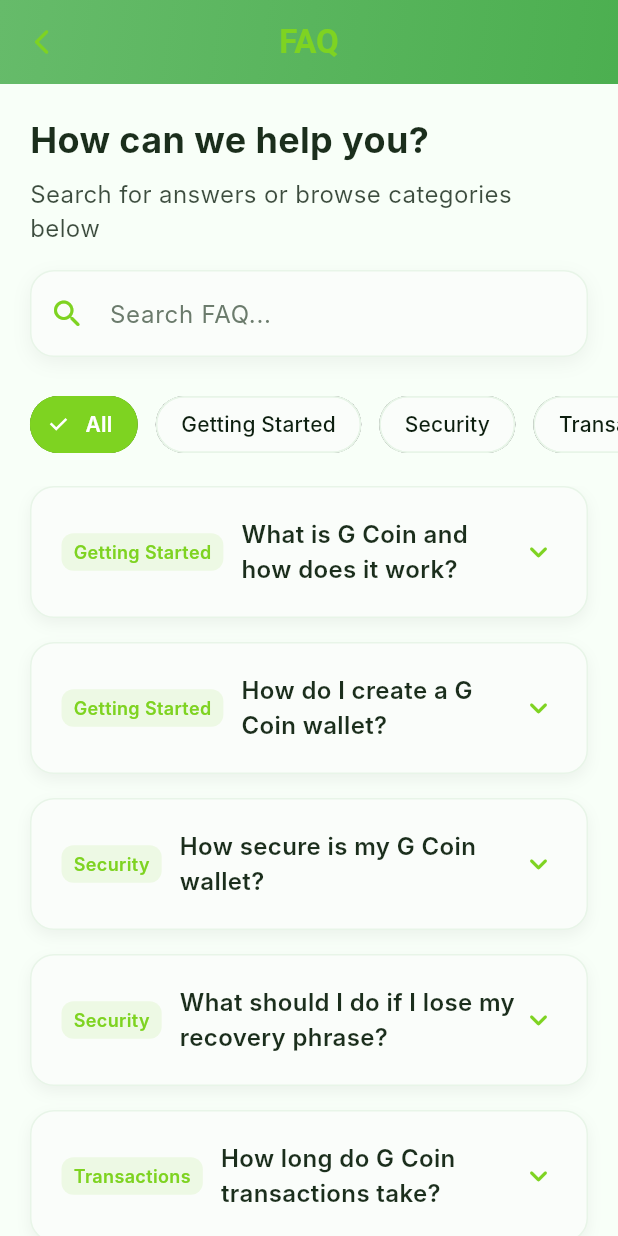
After one commit to ahmadtechdev/gnetwork, a Flutter app: the FAQPage screen opened directly, on a phone screen of 412 x 824 dp. The commit adds this screen. Run offline on Flutter 3.47's test engine with Material 3 defaults, Android fonts, the phone set to English and light mode, and no system bars; our stand-ins replace get, shared_preferences; accounts and stored records are empty; Roboto replaces fonts that are missing (Inter, Lora).

Commit message:
add faq page

```diff
--- /dev/null
+++ b/lib/screens/drawer/faq.dart
@@ -0,0 +1,543 @@
+import 'package:flutter/material.dart';
+import 'package:gcoin/utils/app_colors.dart';
+import 'package:get/get.dart';
+
+// Assuming you have your MyColor class imported
+// import 'package:gcoin/theme_controller.dart';
+
+class FAQPage extends StatefulWidget {
+  const FAQPage({Key? key}) : super(key: key);
+
+  @override
+  State<FAQPage> createState() => _FAQPageState();
+}
+
+class _FAQPageState extends State<FAQPage> with TickerProviderStateMixin {
+  late TextEditingController _searchController;
+  late AnimationController _animationController;
+  late Animation<double> _fadeAnimation;
+
+  List<FAQItem> _allFAQs = [];
+  List<FAQItem> _filteredFAQs = [];
+  Set<int> _expandedItems = {};
+
+  @override
+  void initState() {
+    super.initState();
+    _searchController = TextEditingController();
+    _animationController = AnimationController(
+      duration: const Duration(milliseconds: 800),
+      vsync: this,
+    );
+    _fadeAnimation = Tween<double>(begin: 0.0, end: 1.0).animate(
+      CurvedAnimation(parent: _animationController, curve: Curves.easeInOut),
+    );
+
+    _initializeFAQs();
+    _filteredFAQs = _allFAQs;
+    _animationController.forward();
+  }
+
+  @override
+  void dispose() {
+    _searchController.dispose();
+    _animationController.dispose();
+    super.dispose();
+  }
+
+  void _initializeFAQs() {
+    _allFAQs = [
+      FAQItem(
+        category: "Getting Started",
+        question: "What is G Coin and how does it work?",
+        answer: "G Coin is a revolutionary cryptocurrency platform that provides secure, fast, and low-cost digital transactions. Built on advanced blockchain technology, G Coin offers instant peer-to-peer transfers, smart contract capabilities, and a user-friendly mobile wallet experience.",
+      ),
+      FAQItem(
+        category: "Getting Started",
+        question: "How do I create a G Coin wallet?",
+        answer: "Creating a G Coin wallet is simple! Download our mobile app, tap 'Create New Wallet', securely store your recovery phrase, set up biometric authentication, and verify your email. Your wallet will be ready to use immediately with industry-leading security features.",
+      ),
+      FAQItem(
+        category: "Security",
+        question: "How secure is my G Coin wallet?",
+        answer: "Your G Coin wallet uses military-grade encryption, multi-signature authentication, and biometric security. We employ cold storage for the majority of funds, regular security audits, and advanced fraud detection systems to keep your assets safe.",
+      ),
+      FAQItem(
+        category: "Security",
+        question: "What should I do if I lose my recovery phrase?",
+        answer: "Your recovery phrase is the only way to restore your wallet. If lost, we cannot recover your funds as we don't store your private keys. Always write down your recovery phrase, store it in multiple secure locations, and never share it with anyone.",
+      ),
+      FAQItem(
+        category: "Transactions",
+        question: "How long do G Coin transactions take?",
+        answer: "G Coin transactions are lightning fast! Most transfers complete within 3-5 seconds on our network. Cross-chain transactions may take 1-2 minutes depending on network congestion and the destination blockchain.",
+      ),
+      FAQItem(
+        category: "Transactions",
+        question: "What are the transaction fees?",
+        answer: "G Coin offers some of the lowest fees in the crypto space. Standard transactions cost less than \$0.01, while complex smart contract interactions typically cost under \$0.10. We believe in accessible crypto for everyone.",
+      ),
+      FAQItem(
+        category: "Trading",
+        question: "Can I trade G Coin on exchanges?",
+        answer: "Yes! G Coin is listed on major cryptocurrency exchanges including Binance, Coinbase, Kraken, and KuCoin. You can also trade directly within our app using our built-in DEX aggregator for the best rates.",
+      ),
+      FAQItem(
+        category: "Trading",
+        question: "How do I buy G Coin with fiat currency?",
+        answer: "You can purchase G Coin directly in our app using credit/debit cards, bank transfers, or popular payment methods like PayPal and Apple Pay. We support over 50 fiat currencies with competitive rates and instant processing.",
+      ),
+      FAQItem(
+        category: "Support",
+        question: "How can I contact customer support?",
+        answer: "Our support team is available 24/7 through multiple channels: in-app chat support, email at support@gcoin.app, or phone at +1-800-GCOIN-24. We typically respond to inquiries within 30 minutes during business hours.",
+      ),
+      FAQItem(
+        category: "Advanced",
+        question: "Does G Coin support DeFi protocols?",
+        answer: "Absolutely! G Coin is fully compatible with major DeFi protocols. You can stake, provide liquidity, participate in yield farming, and access lending platforms directly through our integrated DeFi hub with optimized gas fees.",
+      ),
+    ];
+  }
+
+  void _filterFAQs(String query) {
+    setState(() {
+      if (query.isEmpty) {
+        _filteredFAQs = _allFAQs;
+      } else {
+        _filteredFAQs = _allFAQs.where((faq) =>
+          faq.question.toLowerCase().contains(query.toLowerCase()) ||
+          faq.answer.toLowerCase().contains(query.toLowerCase()) ||
+          faq.category.toLowerCase().contains(query.toLowerCase())
+        ).toList();
+      }
+    });
+  }
+
+  void _toggleExpansion(int index) {
+    setState(() {
+      if (_expandedItems.contains(index)) {
+        _expandedItems.remove(index);
+      } else {
+        _expandedItems.add(index);
+      }
+    });
+  }
+
+  @override
+  Widget build(BuildContext context) {
+    return Scaffold(
+      backgroundColor: MyColor.getScreenBgColor(),
+      appBar: _buildAppBar(),
+      body: FadeTransition(
+        opacity: _fadeAnimation,
+        child: Column(
+          children: [
+            _buildSearchSection(),
+            _buildCategoriesFilter(),
+            Expanded(child: _buildFAQList()),
+          ],
+        ),
+      ),
+    );
+  }
+
+  PreferredSizeWidget _buildAppBar() {
+    return AppBar(
+      backgroundColor: MyColor.getAppbarBgColor(),
+      elevation: 0,
+      leading: IconButton(
+        icon: Icon(
+          Icons.arrow_back_ios_rounded,
+          color: MyColor.getAppbarTitleColor(),
+        ),
+        onPressed: () => Navigator.pop(context),
+      ),
+      title: Text(
+        'FAQ',
+        style: TextStyle(
+          color: MyColor.getAppbarTitleColor(),
+          fontSize: 22,
+          fontWeight: FontWeight.bold,
+        ),
+      ),
+      centerTitle: true,
+      flexibleSpace: Container(
+        decoration: BoxDecoration(
+          gradient: MyColor.getGCoinPrimaryGradient(),
+        ),
+      ),
+    );
+  }
+
+  Widget _buildSearchSection() {
+    return Container(
+      margin: const EdgeInsets.all(20),
+      child: Column(
+        crossAxisAlignment: CrossAxisAlignment.start,
+        children: [
+          Text(
+            'How can we help you?',
+            style: TextStyle(
+              color: MyColor.getHeadingTextColor(),
+              fontSize: 24,
+              fontWeight: FontWeight.bold,
+            ),
+          ),
+          const SizedBox(height: 8),
+          Text(
+            'Search for answers or browse categories below',
+            style: TextStyle(
+              color: MyColor.getSecondaryTextColor(),
+              fontSize: 16,
+            ),
+          ),
+          const SizedBox(height: 16),
+          Container(
+            decoration: BoxDecoration(
+              color: MyColor.getGCoinCardColor(),
+              borderRadius: BorderRadius.circular(16),
+              border: Border.all(
+                color: MyColor.getGCoinDividerColor(),
+                width: 1,
+              ),
+              boxShadow: [
+                BoxShadow(
+                  color: MyColor.getGCoinShadowColor(),
+                  blurRadius: 10,
+                  offset: const Offset(0, 4),
+                ),
+              ],
+            ),
+            child: TextField(
+              controller: _searchController,
+              onChanged: _filterFAQs,
+              style: TextStyle(color: MyColor.getTextColor()),
+              decoration: InputDecoration(
+                hintText: 'Search FAQ...',
+                hintStyle: TextStyle(color: MyColor.getTextFieldHintColor()),
+                prefixIcon: Icon(
+                  Icons.search_rounded,
+                  color: MyColor.getGCoinPrimaryColor(),
+                ),
+                suffixIcon: _searchController.text.isNotEmpty
+                    ? IconButton(
+                        icon: Icon(
+                          Icons.clear_rounded,
+                          color: MyColor.getTextFieldHintColor(),
+                        ),
+                        onPressed: () {
+                          _searchController.clear();
+                          _filterFAQs('');
+                        },
+                      )
+                    : null,
+                border: InputBorder.none,
+                contentPadding: const EdgeInsets.symmetric(
+                  horizontal: 20,
+                  vertical: 16,
+                ),
+              ),
+            ),
+          ),
+        ],
+      ),
+    );
+  }
+
+  Widget _buildCategoriesFilter() {
+    final categories = _allFAQs.map((faq) => faq.category).toSet().toList();
+
+    return Container(
+      height: 50,
+      margin: const EdgeInsets.only(bottom: 16),
+      child: ListView.builder(
+        scrollDirection: Axis.horizontal,
+        padding: const EdgeInsets.symmetric(horizontal: 20),
+        itemCount: categories.length + 1,
+        itemBuilder: (context, index) {
+          if (index == 0) {
+            return _buildCategoryChip('All', true);
+          }
+          return _buildCategoryChip(categories[index - 1], false);
+        },
+      ),
+    );
+  }
+
+  Widget _buildCategoryChip(String category, bool isSelected) {
+    return Container(
+      margin: const EdgeInsets.only(right: 12),
+      child: FilterChip(
+        label: Text(
+          category,
+          style: TextStyle(
+            color: isSelected
+                ? MyColor.colorWhite
+                : MyColor.getTextColor(),
+            fontWeight: isSelected ? FontWeight.w600 : FontWeight.w500,
+          ),
+        ),
+        selected: isSelected,
+        onSelected: (selected) {
+          // Handle category filtering
+        },
+        backgroundColor: MyColor.getGCoinCardColor(),
+        selectedColor: MyColor.getGCoinPrimaryColor(),
+        checkmarkColor: MyColor.colorWhite,
+        side: BorderSide(
+          color: isSelected
+              ? MyColor.getGCoinPrimaryColor()
+              : MyColor.getGCoinDividerColor(),
+        ),
+        shape: RoundedRectangleBorder(
+          borderRadius: BorderRadius.circular(20),
+        ),
+      ),
+    );
+  }
+
+  Widget _buildFAQList() {
+    if (_filteredFAQs.isEmpty) {
+      return _buildEmptyState();
+    }
+
+    return ListView.builder(
+      padding: const EdgeInsets.symmetric(horizontal: 20),
+      itemCount: _filteredFAQs.length,
+      itemBuilder: (context, index) {
+        return _buildFAQItem(_filteredFAQs[index], index);
+      },
+    );
+  }
+
+  Widget _buildFAQItem(FAQItem faq, int index) {
+    final isExpanded = _expandedItems.contains(index);
+
+    return Container(
+      margin: const EdgeInsets.only(bottom: 16),
+      decoration: BoxDecoration(
+        color: MyColor.getGCoinCardColor(),
+        borderRadius: BorderRadius.circular(16),
+        border: Border.all(
+          color: isExpanded
+              ? MyColor.getGCoinPrimaryColor()
+              : MyColor.getGCoinDividerColor(),
+          width: isExpanded ? 2 : 1,
+        ),
+        boxShadow: [
+          BoxShadow(
+            color: MyColor.getGCoinShadowColor(),
+            blurRadius: isExpanded ? 15 : 8,
+            offset: const Offset(0, 4),
+          ),
+        ],
+      ),
+      child: Column(
+        children: [
+          InkWell(
+            onTap: () => _toggleExpansion(index),
+            borderRadius: BorderRadius.circular(16),
+            child: Padding(
+              padding: const EdgeInsets.all(20),
+              child: Row(
+                children: [
+                  Container(
+                    padding: const EdgeInsets.symmetric(
+                      horizontal: 8,
+                      vertical: 4,
+                    ),
+                    decoration: BoxDecoration(
+                      color: MyColor.getGCoinPrimaryColor().withOpacity(0.1),
+                      borderRadius: BorderRadius.circular(8),
+                    ),
+                    child: Text(
+                      faq.category,
+                      style: TextStyle(
+                        color: MyColor.getGCoinPrimaryColor(),
+                        fontSize: 12,
+                        fontWeight: FontWeight.w600,
+                      ),
+                    ),
+                  ),
+                  const SizedBox(width: 12),
+                  Expanded(
+                    child: Text(
+                      faq.question,
+                      style: TextStyle(
+                        color: MyColor.getHeadingTextColor(),
+                        fontSize: 16,
+                        fontWeight: FontWeight.w600,
+                      ),
+                    ),
+                  ),
+                  AnimatedRotation(
+                    turns: isExpanded ? 0.5 : 0,
+                    duration: const Duration(milliseconds: 300),
+                    child: Icon(
+                      Icons.keyboard_arrow_down_rounded,
+                      color: MyColor.getGCoinPrimaryColor(),
+                      size: 24,
+                    ),
+                  ),
+                ],
+              ),
+            ),
+          ),
+          AnimatedContainer(
+            duration: const Duration(milliseconds: 300),
+            curve: Curves.easeInOut,
+            height: isExpanded ? null : 0,
+            child: isExpanded
+                ? Container(
+                    padding: const EdgeInsets.fromLTRB(20, 0, 20, 20),
+                    decoration: BoxDecoration(
+                      border: Border(
+                        top: BorderSide(
+                          color: MyColor.getGCoinDividerColor(),
+                          width: 1,
+                        ),
+                      ),
+                    ),
+                    child: Column(
+                      crossAxisAlignment: CrossAxisAlignment.start,
+                      children: [
+                        const SizedBox(height: 16),
+                        Text(
+                          faq.answer,
+                          style: TextStyle(
+                            color: MyColor.getSecondaryTextColor(),
+                            fontSize: 15,
+                            height: 1.6,
+                          ),
+                        ),
+                        const SizedBox(height: 16),
+                        Row(
+                          children: [
+                            Text(
+                              'Was this helpful?',
+                              style: TextStyle(
+                                color: MyColor.getTextFieldHintColor(),
+                                fontSize: 14,
+                                fontWeight: FontWeight.w500,
+                              ),
+                            ),
+                            const SizedBox(width: 12),
+                            _buildHelpfulButton(Icons.thumb_up_rounded, true),
+                            const SizedBox(width: 8),
+                            _buildHelpfulButton(Icons.thumb_down_rounded, false),
+                          ],
+                        ),
+                      ],
+                    ),
+                  )
+                : const SizedBox.shrink(),
+          ),
+        ],
+      ),
+    );
+  }
+
+  Widget _buildHelpfulButton(IconData icon, bool isPositive) {
+    return InkWell(
+      onTap: () {
+        // Handle feedback
+        ScaffoldMessenger.of(context).showSnackBar(
+          SnackBar(
+            content: Text(
+              isPositive ? 'Thank you for your feedback!' : 'We\'ll improve this answer',
+            ),
+            backgroundColor: MyColor.getGCoinPrimaryColor(),
+            duration: const Duration(seconds: 2),
+          ),
+        );
+      },
+      borderRadius: BorderRadius.circular(20),
+      child: Container(
+        padding: const EdgeInsets.all(8),
+        decoration: BoxDecoration(
+          color: MyColor.getGCoinPrimaryColor().withOpacity(0.1),
+          borderRadius: BorderRadius.circular(20),
+        ),
+        child: Icon(
+          icon,
+          size: 16,
+          color: MyColor.getGCoinPrimaryColor(),
+        ),
+      ),
+    );
+  }
+
+  Widget _buildEmptyState() {
+    return Center(
+      child: Column(
+        mainAxisAlignment: MainAxisAlignment.center,
+        children: [
+          Container(
+            padding: const EdgeInsets.all(20),
+            decoration: BoxDecoration(
+              color: MyColor.getGCoinPrimaryColor().withOpacity(0.1),
+              shape: BoxShape.circle,
+            ),
+            child: Icon(
+              Icons.search_off_rounded,
+              size: 48,
+              color: MyColor.getGCoinPrimaryColor(),
+            ),
+          ),
+          const SizedBox(height: 20),
+          Text(
+            'No results found',
+            style: TextStyle(
+              color: MyColor.getHeadingTextColor(),
+              fontSize: 20,
+              fontWeight: FontWeight.bold,
+            ),
+          ),
+          const SizedBox(height: 8),
+          Text(
+            'Try adjusting your search terms',
+            style: TextStyle(
+              color: MyColor.getSecondaryTextColor(),
+              fontSize: 16,
+            ),
+          ),
+          const SizedBox(height: 24),
+          ElevatedButton(
+            onPressed: () {
+              _searchController.clear();
+              _filterFAQs('');
+            },
+            style: ElevatedButton.styleFrom(
+              backgroundColor: MyColor.getGCoinPrimaryColor(),
+              foregroundColor: MyColor.colorWhite,
+              shape: RoundedRectangleBorder(
+                borderRadius: BorderRadius.circular(12),
+              ),
+              padding: const EdgeInsets.symmetric(
+                horizontal: 24,
+                vertical: 12,
+              ),
+            ),
+            child: const Text(
+              'Clear Search',
+              style: TextStyle(fontWeight: FontWeight.w600),
+            ),
+          ),
+        ],
+      ),
+    );
+  }
+}
+
+class FAQItem {
+  final String category;
+  final String question;
+  final String answer;
+
+  FAQItem({
+    required this.category,
+    required this.question,
+    required this.answer,
+  });
+}
--- a/lib/screens/homescreen/homescreen.dart
+++ b/lib/screens/homescreen/homescreen.dart
@@ -1,4 +1,5 @@
 import 'package:flutter/material.dart';
+import 'package:gcoin/screens/drawer/faq.dart';
 import 'dart:math';
 
 import 'package:gcoin/screens/drawer/refferal_team.dart';
@@ -1953,9 +1954,9 @@ class PiNetworkDrawer extends StatelessWidget {
                   _buildDrawerItem(
                     context,
                     Icons.sports_esports_rounded,
-                    'Games',
+                    'FAQ',
                     false,
-                    null,
+                    () => Get.to(() => FAQPage()),
                   ),
                   _buildDrawerItem(
                     context,
```
